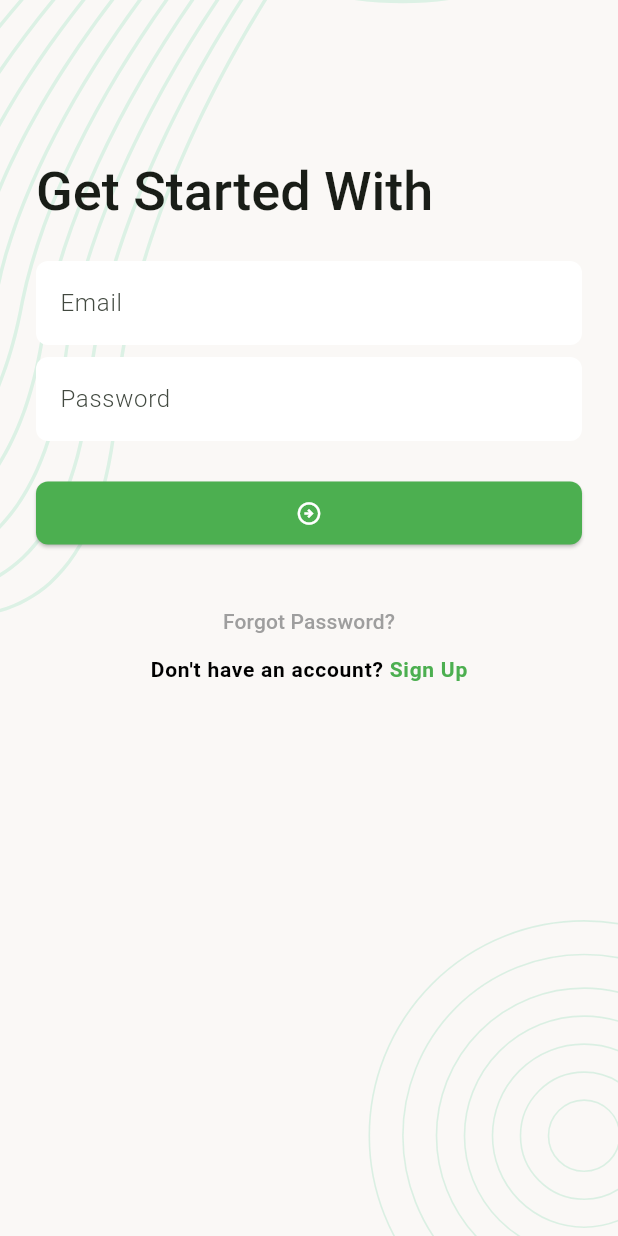
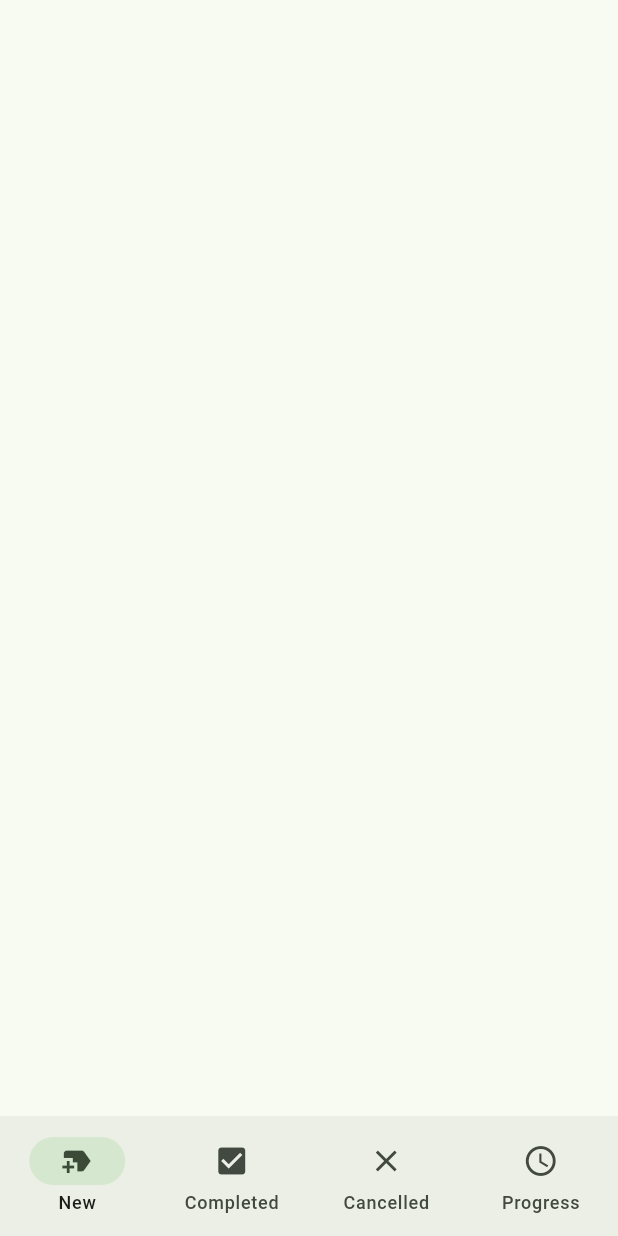
Before and after one commit to khandakerahsunhabib/task_manager, a Flutter app: the screen it shows after launch, after a tap on the "arrow circle right" icon, on a phone screen of 412 x 824 dp. Run offline on Flutter 3.47's test engine with Material 3 defaults, Android fonts, the phone set to English and light mode, and no system bars; our stand-ins replace flutter_svg, pin_code_fields.

Commit message:
Bottom navigation bar added

```diff
--- /dev/null
+++ b/lib/ui/screens/main_bottom_navbar_screen.dart
@@ -0,0 +1,36 @@
+import 'package:flutter/material.dart';
+
+class MainBottomNavbarScreen extends StatefulWidget {
+  const MainBottomNavbarScreen({super.key});
+
+  @override
+  State<MainBottomNavbarScreen> createState() => _MainBottomNavbarScreenState();
+}
+
+class _MainBottomNavbarScreenState extends State<MainBottomNavbarScreen> {
+  @override
+  Widget build(BuildContext context) {
+    return Scaffold(
+      bottomNavigationBar: NavigationBar(
+        destinations: const [
+          NavigationDestination(
+            icon: Icon(Icons.new_label),
+            label: 'New',
+          ),
+          NavigationDestination(
+            icon: Icon(Icons.check_box),
+            label: 'Completed',
+          ),
+          NavigationDestination(
+            icon: Icon(Icons.close),
+            label: 'Cancelled',
+          ),
+          NavigationDestination(
+            icon: Icon(Icons.access_time_outlined),
+            label: 'Progress',
+          ),
+        ],
+      ),
+    );
+  }
+}
--- a/lib/ui/screens/sign_in_screen.dart
+++ b/lib/ui/screens/sign_in_screen.dart
@@ -1,6 +1,7 @@
 import 'package:flutter/gestures.dart';
 import 'package:flutter/material.dart';
 import 'package:task_manager/ui/screens/forgot_password_email_screen.dart';
+import 'package:task_manager/ui/screens/main_bottom_navbar_screen.dart';
 import 'package:task_manager/ui/screens/sign_up_screen.dart';
 import 'package:task_manager/ui/utils/app_colors.dart';
 import 'package:task_manager/ui/widgets/screen_background.dart';
@@ -124,7 +125,13 @@ class _SignInScreenState extends State<SignInScreen> {
   }
 
   void _onTapNextButton() {
-    // TODO: implement on tap next button
+    Navigator.pushAndRemoveUntil(
+      context,
+      MaterialPageRoute(
+        builder: (context) => const MainBottomNavbarScreen(),
+      ),
+      (predicate) => false,
+    );
   }
 
   void _onTapForgotPasswordButton() {
```
